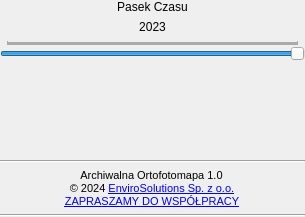
This is archiwalna_ortofotomapa_dockwidget_base.ui in envirosolutionspl/archiwalna_ortofotomapa as Qt 5 draws it before an edit. The edited form follows.
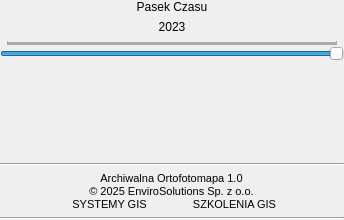
This is the edited form. Icons and pictures are not drawn.

```diff
--- a/archiwalna_ortofotomapa_dockwidget_base.ui
+++ b/archiwalna_ortofotomapa_dockwidget_base.ui
@@ -6,8 +6,8 @@
    <rect>
     <x>0</x>
     <y>0</y>
-    <width>305</width>
-    <height>217</height>
+    <width>344</width>
+    <height>220</height>
    </rect>
   </property>
   <property name="windowIcon">
@@ -92,7 +92,10 @@
          <bool>true</bool>
         </property>
         <property name="margin">
-         <number>3</number>
+         <number>10</number>
+        </property>
+        <property name="indent">
+         <number>-1</number>
         </property>
        </widget>
       </item>
@@ -107,7 +110,34 @@
         <property name="verticalSpacing">
          <number>0</number>
         </property>
-        <item row="1" column="0">
+        <item row="2" column="1">
+         <widget class="QLabel" name="lbl_szkolenia">
+          <property name="maximumSize">
+           <size>
+            <width>200</width>
+            <height>15</height>
+           </size>
+          </property>
+          <property name="font">
+           <font>
+            <pointsize>8</pointsize>
+           </font>
+          </property>
+          <property name="text">
+           <string>&lt;html&gt;&lt;head/&gt;&lt;body&gt;&lt;p&gt;&lt;a href=&quot;https://envirosolutions.pl/oferta-szkoleniowa/?utm_source=stopka&amp;utm_medium=wtyczka&amp;utm_campaign=organic&amp;utm_term=archiwalna_ortofotomapa&quot;&gt;&lt;span style=&quot; text-decoration: underline; color:#0000ff;&quot;&gt;SZKOLENIA GIS&lt;/span&gt;&lt;/a&gt;&lt;/p&gt;&lt;/body&gt;&lt;/html&gt;</string>
+          </property>
+          <property name="alignment">
+           <set>Qt::AlignCenter</set>
+          </property>
+          <property name="openExternalLinks">
+           <bool>true</bool>
+          </property>
+          <property name="textInteractionFlags">
+           <set>Qt::TextBrowserInteraction</set>
+          </property>
+         </widget>
+        </item>
+        <item row="1" column="0" colspan="2" alignment="Qt::AlignHCenter">
          <widget class="QLabel" name="lbl_copyrights">
           <property name="maximumSize">
            <size>
@@ -121,7 +151,7 @@
            </font>
           </property>
           <property name="text">
-           <string>&lt;html&gt;&lt;head/&gt;&lt;body&gt;&lt;p&gt;© 2024 &lt;a href=&quot;http://www.envirosolutions.pl/&quot;&gt;&lt;span style=&quot; text-decoration: underline; color:#0000ff;&quot;&gt;EnviroSolutions Sp. z o.o.&lt;/span&gt;&lt;/a&gt;&lt;/p&gt;&lt;/body&gt;&lt;/html&gt;</string>
+           <string>&lt;html&gt;&lt;head/&gt;&lt;body&gt;&lt;p&gt;© 2025 EnviroSolutions Sp. z o.o.&lt;/p&gt;&lt;/body&gt;&lt;/html&gt;</string>
           </property>
           <property name="textFormat">
            <enum>Qt::RichText</enum>
@@ -137,7 +167,37 @@
           </property>
          </widget>
         </item>
-        <item row="0" column="0" alignment="Qt::AlignHCenter">
+        <item row="2" column="0" alignment="Qt::AlignHCenter">
+         <widget class="QLabel" name="lbl_systemy">
+          <property name="maximumSize">
+           <size>
+            <width>200</width>
+            <height>15</height>
+           </size>
+          </property>
+          <property name="font">
+           <font>
+            <pointsize>8</pointsize>
+           </font>
+          </property>
+          <property name="text">
+           <string>&lt;html&gt;&lt;head/&gt;&lt;body&gt;&lt;p&gt;&lt;a href=&quot;https://envirosolutions.pl/systemy-opensource-gis/?utm_source=stopka&amp;utm_medium=wtyczka&amp;utm_campaign=organic&amp;utm_term=archiwalna_ortofotomapa&quot;&gt;&lt;span style=&quot; text-decoration: underline; color:#0000ff;&quot;&gt;SYSTEMY GIS&lt;/span&gt;&lt;/a&gt;&lt;/p&gt;&lt;/body&gt;&lt;/html&gt;</string>
+          </property>
+          <property name="textFormat">
+           <enum>Qt::RichText</enum>
+          </property>
+          <property name="alignment">
+           <set>Qt::AlignCenter</set>
+          </property>
+          <property name="openExternalLinks">
+           <bool>true</bool>
+          </property>
+          <property name="textInteractionFlags">
+           <set>Qt::TextBrowserInteraction</set>
+          </property>
+         </widget>
+        </item>
+        <item row="0" column="0" colspan="2" alignment="Qt::AlignHCenter">
          <widget class="QLabel" name="lbl_pluginVersion">
           <property name="maximumSize">
            <size>
@@ -158,36 +218,6 @@
           </property>
          </widget>
         </item>
-        <item row="2" column="0">
-         <widget class="QLabel" name="lbl_email">
-          <property name="maximumSize">
-           <size>
-            <width>200</width>
-            <height>15</height>
-           </size>
-          </property>
-          <property name="font">
-           <font>
-            <pointsize>8</pointsize>
-           </font>
-          </property>
-          <property name="text">
-           <string>&lt;html&gt;&lt;head/&gt;&lt;body&gt;&lt;p&gt;&lt;a href=&quot;mailto:office@envirosolutions.pl&quot;&gt;&lt;span style=&quot; text-decoration: underline; color:#0000ff;&quot;&gt;ZAPRASZAMY DO WSPÓŁPRACY&lt;/span&gt;&lt;/a&gt;&lt;/p&gt;&lt;/body&gt;&lt;/html&gt;</string>
-          </property>
-          <property name="textFormat">
-           <enum>Qt::RichText</enum>
-          </property>
-          <property name="alignment">
-           <set>Qt::AlignCenter</set>
-          </property>
-          <property name="openExternalLinks">
-           <bool>true</bool>
-          </property>
-          <property name="textInteractionFlags">
-           <set>Qt::TextBrowserInteraction</set>
-          </property>
-         </widget>
-        </item>
        </layout>
       </item>
       <item>
```
